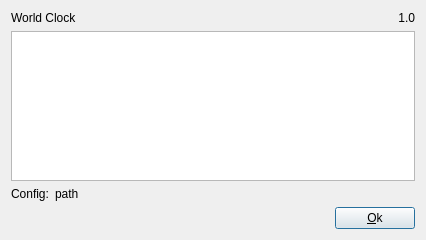
The window that about.ui (marvin-sinister/worldclock) describes before a commit, drawn with Qt 5.
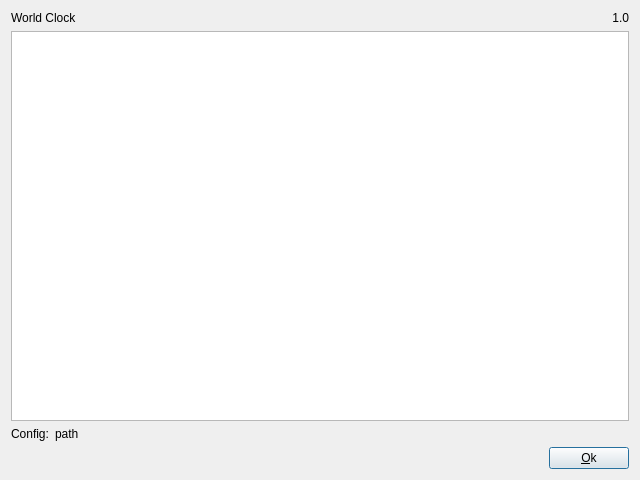
The same window after the commit. Icons and pictures are not drawn.

Commit message: resized default size

```diff
--- a/about.ui
+++ b/about.ui
@@ -6,8 +6,8 @@
    <rect>
     <x>0</x>
     <y>0</y>
-    <width>426</width>
-    <height>240</height>
+    <width>640</width>
+    <height>480</height>
    </rect>
   </property>
   <property name="windowTitle">
@@ -41,6 +41,15 @@
    </item>
    <item>
     <widget class="QPlainTextEdit" name="txtLicense">
+     <property name="sizePolicy">
+      <sizepolicy hsizetype="MinimumExpanding" vsizetype="Expanding">
+       <horstretch>0</horstretch>
+       <verstretch>0</verstretch>
+      </sizepolicy>
+     </property>
+     <property name="lineWrapMode">
+      <enum>QPlainTextEdit::NoWrap</enum>
+     </property>
      <property name="readOnly">
       <bool>true</bool>
      </property>
```
